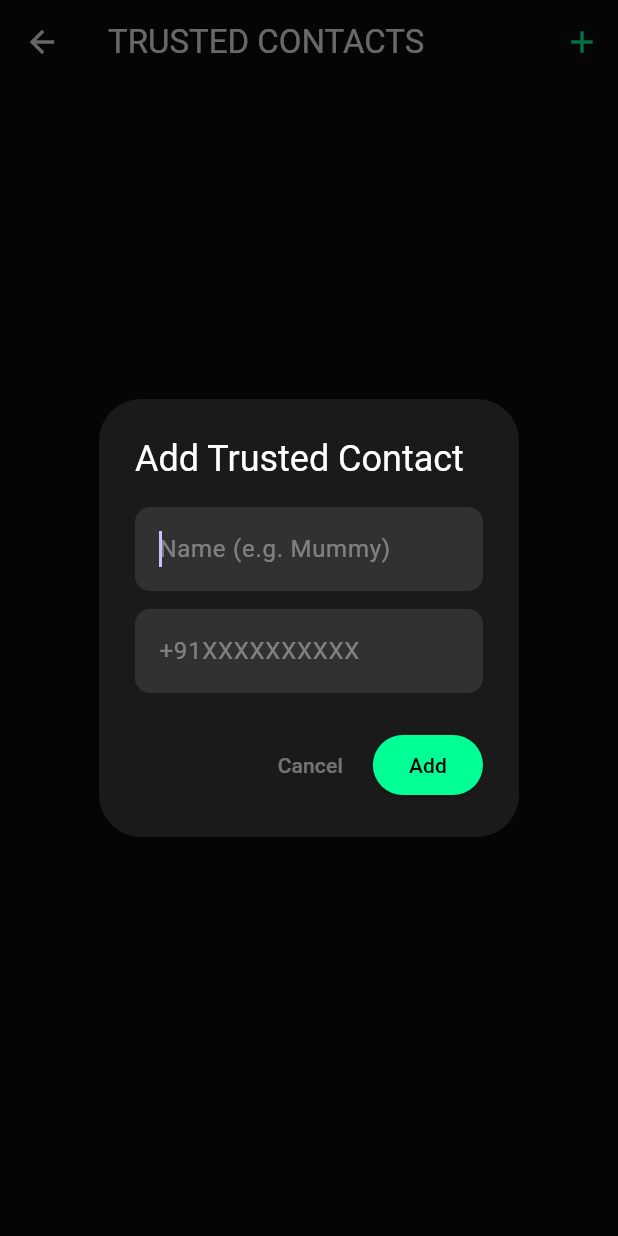
After one commit to priya-codesdaily/REAPSHIELD, a Flutter app: the TrustedContactsPage screen opened directly, after a tap on "Add Contact", on a phone screen of 412 x 824 dp. The commit adds this screen. Run offline on Flutter 3.47's test engine with Material 3 defaults, Android fonts, the phone set to English and light mode, and no system bars; our stand-ins replace geolocator, sensors_plus, shared_preferences; accounts and stored records are empty.

Commit message:
Add trusted contacts manager with shared_preferences

```diff
--- /dev/null
+++ b/lib/screens/trusted_contacts.dart
@@ -0,0 +1,215 @@
+import 'package:flutter/material.dart';
+import 'package:shared_preferences/shared_preferences.dart';
+
+class TrustedContactsPage extends StatefulWidget {
+  const TrustedContactsPage({super.key});
+
+  @override
+  State<TrustedContactsPage> createState() => _TrustedContactsPageState();
+}
+
+class _TrustedContactsPageState extends State<TrustedContactsPage> {
+  List<Map<String, String>> contacts = [];
+  final _nameController = TextEditingController();
+  final _phoneController = TextEditingController();
+
+  @override
+  void initState() {
+    super.initState();
+    _loadContacts();
+  }
+
+  Future<void> _loadContacts() async {
+    final prefs = await SharedPreferences.getInstance();
+    final List<String> names = prefs.getStringList('contact_names') ?? [];
+    final List<String> phones = prefs.getStringList('contact_phones') ?? [];
+    setState(() {
+      contacts = List.generate(
+          names.length, (i) => {'name': names[i], 'phone': phones[i]});
+    });
+  }
+
+  Future<void> _saveContacts() async {
+    final prefs = await SharedPreferences.getInstance();
+    await prefs.setStringList(
+        'contact_names', contacts.map((c) => c['name']!).toList());
+    await prefs.setStringList(
+        'contact_phones', contacts.map((c) => c['phone']!).toList());
+  }
+
+  void _addContact() {
+    if (_nameController.text.isEmpty || _phoneController.text.isEmpty) return;
+    setState(() {
+      contacts.add({
+        'name': _nameController.text.trim(),
+        'phone': _phoneController.text.trim(),
+      });
+    });
+    _saveContacts();
+    _nameController.clear();
+    _phoneController.clear();
+    Navigator.pop(context);
+  }
+
+  void _deleteContact(int index) {
+    setState(() => contacts.removeAt(index));
+    _saveContacts();
+  }
+
+  void _showAddDialog() {
+    showDialog(
+      context: context,
+      barrierDismissible: false,
+      builder: (ctx) => AlertDialog(
+        backgroundColor: const Color(0xFF1A1A1A),
+        title: const Text('Add Trusted Contact',
+            style: TextStyle(color: Colors.white)),
+        content: Column(
+          mainAxisSize: MainAxisSize.min,
+          children: [
+            TextField(
+              controller: _nameController,
+              autofocus: true,
+              style: const TextStyle(color: Colors.white),
+              decoration: InputDecoration(
+                hintText: 'Name (e.g. Mummy)',
+                hintStyle: const TextStyle(color: Colors.white38),
+                filled: true,
+                fillColor: Colors.white10,
+                border: OutlineInputBorder(
+                  borderRadius: BorderRadius.circular(10),
+                  borderSide: BorderSide.none,
+                ),
+              ),
+            ),
+            const SizedBox(height: 12),
+            TextField(
+              controller: _phoneController,
+              keyboardType: TextInputType.phone,
+              style: const TextStyle(color: Colors.white),
+              decoration: InputDecoration(
+                hintText: '+91XXXXXXXXXX',
+                hintStyle: const TextStyle(color: Colors.white38),
+                filled: true,
+                fillColor: Colors.white10,
+                border: OutlineInputBorder(
+                  borderRadius: BorderRadius.circular(10),
+                  borderSide: BorderSide.none,
+                ),
+              ),
+            ),
+          ],
+        ),
+        actions: [
+          TextButton(
+            onPressed: () {
+              _nameController.clear();
+              _phoneController.clear();
+              Navigator.pop(ctx);
+            },
+            child: const Text('Cancel',
+                style: TextStyle(color: Colors.white38)),
+          ),
+          ElevatedButton(
+            onPressed: _addContact,
+            style: ElevatedButton.styleFrom(
+                backgroundColor: const Color(0xFF00FF94)),
+            child: const Text('Add',
+                style: TextStyle(color: Colors.black)),
+          ),
+        ],
+      ),
+    );
+  }
+
+  @override
+  Widget build(BuildContext context) {
+    return Scaffold(
+      backgroundColor: const Color(0xFF0A0A0B),
+      appBar: AppBar(
+        title: const Text('TRUSTED CONTACTS'),
+        backgroundColor: Colors.transparent,
+        actions: [
+          IconButton(
+            onPressed: _showAddDialog,
+            icon: const Icon(Icons.add, color: Color(0xFF00FF94)),
+          )
+        ],
+      ),
+      body: contacts.isEmpty
+          ? Center(
+              child: Column(
+                mainAxisAlignment: MainAxisAlignment.center,
+                children: [
+                  const Icon(Icons.people_outline,
+                      color: Colors.white24, size: 64),
+                  const SizedBox(height: 16),
+                  const Text('No trusted contacts yet',
+                      style: TextStyle(color: Colors.white38)),
+                  const SizedBox(height: 8),
+                  const Text('Add contacts who will receive your SOS',
+                      style: TextStyle(color: Colors.white24, fontSize: 12)),
+                  const SizedBox(height: 24),
+                  ElevatedButton.icon(
+                    onPressed: _showAddDialog,
+                    icon: const Icon(Icons.add),
+                    label: const Text('Add Contact'),
+                    style: ElevatedButton.styleFrom(
+                        backgroundColor: const Color(0xFF00FF94),
+                        foregroundColor: Colors.black),
+                  ),
+                ],
+              ),
+            )
+          : ListView.builder(
+              padding: const EdgeInsets.all(20),
+              itemCount: contacts.length,
+              itemBuilder: (context, index) {
+                final contact = contacts[index];
+                return Card(
+                  color: const Color(0xFF1A1A1A),
+                  margin: const EdgeInsets.only(bottom: 12),
+                  shape: RoundedRectangleBorder(
+                      borderRadius: BorderRadius.circular(15)),
+                  child: ListTile(
+                    leading: CircleAvatar(
+                      backgroundColor: const Color(0xFF00FF94),
+                      child: Text(
+                        contact['name']![0].toUpperCase(),
+                        style: const TextStyle(
+                            color: Colors.black,
+                            fontWeight: FontWeight.bold),
+                      ),
+                    ),
+                    title: Text(contact['name']!,
+                        style: const TextStyle(
+                            color: Colors.white,
+                            fontWeight: FontWeight.bold)),
+                    subtitle: Text(contact['phone']!,
+                        style: const TextStyle(color: Colors.white54)),
+                    trailing: IconButton(
+                      icon: const Icon(Icons.delete_outline,
+                          color: Colors.redAccent),
+                      onPressed: () => _deleteContact(index),
+                    ),
+                  ),
+                );
+              },
+            ),
+      floatingActionButton: contacts.isNotEmpty
+          ? FloatingActionButton(
+              onPressed: _showAddDialog,
+              backgroundColor: const Color(0xFF00FF94),
+              child: const Icon(Icons.add, color: Colors.black),
+            )
+          : null,
+    );
+  }
+
+  @override
+  void dispose() {
+    _nameController.dispose();
+    _phoneController.dispose();
+    super.dispose();
+  }
+}
--- a/pubspec.yaml
+++ b/pubspec.yaml
@@ -38,6 +38,7 @@ dependencies:
   geolocator: ^10.0.0
   url_launcher: ^6.2.5
   sensors_plus: ^7.0.0
+  shared_preferences: ^2.5.3
 
 dev_dependencies:
   flutter_test:
```
Also changed, not shown: lib/main.dart (+38 -20 lines), pubspec.lock, 1 other file.
